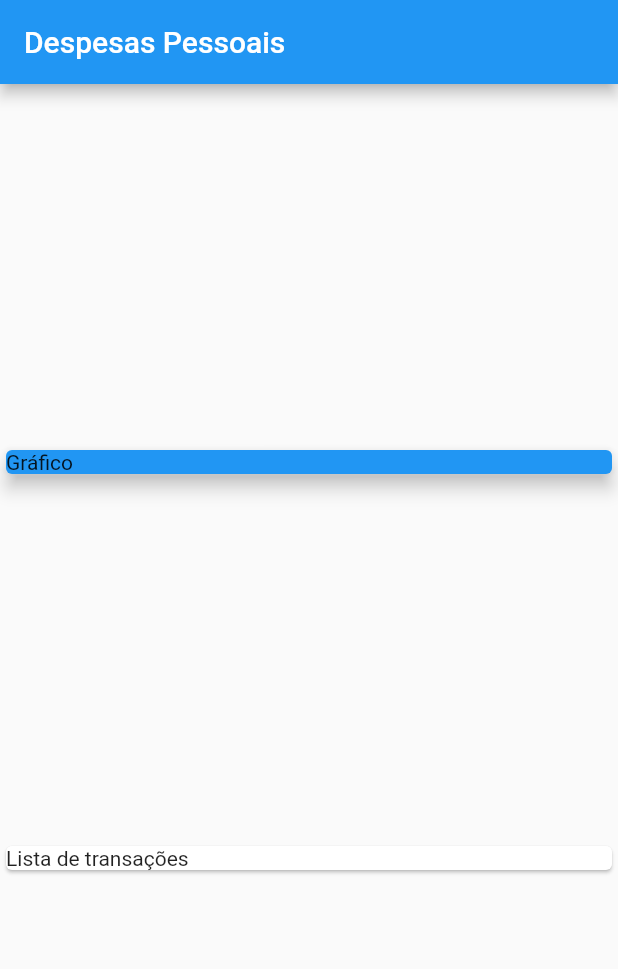
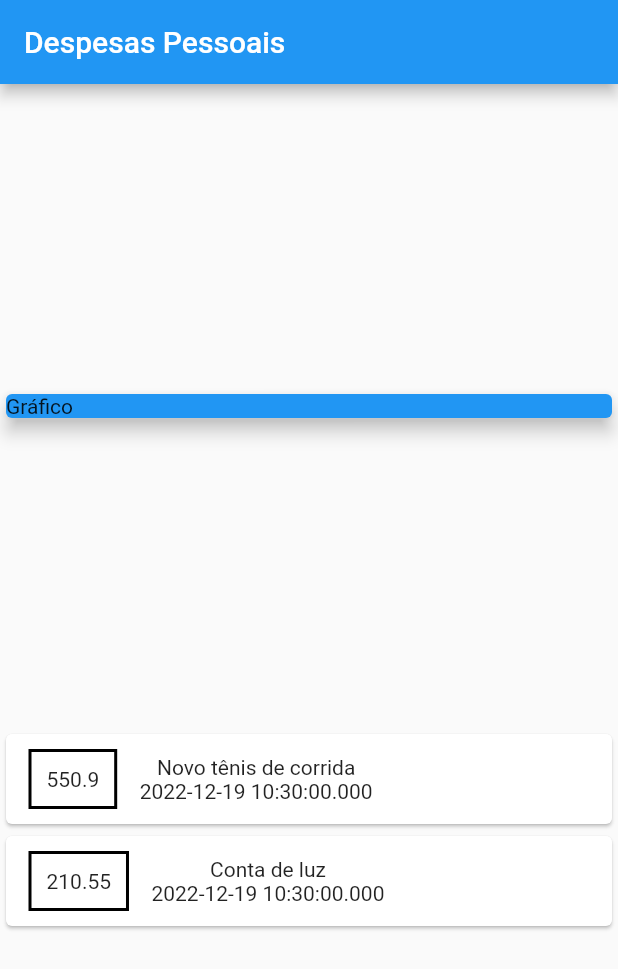
Before and after one commit to Edu551/projetos_flutter, a Flutter app: the screen it shows after launch, on a phone screen of 412 x 824 dp. Shown: the top 969 px of the screen. Run offline on Flutter 3.47's test engine with Material 2 defaults, Android fonts, the phone set to English and light mode, and no system bars.

Commit message:
Ajustes lista de itens

```diff
--- a/expenses/lib/main.dart
+++ b/expenses/lib/main.dart
@@ -47,14 +47,46 @@ class MyHomePage extends StatelessWidget {
           Container(
             child: Card(
               color: Colors.blue,
+              elevation: 5,
               child: Text('Gráfico'),
-                elevation: 5,
             ),
           ),
-            Card(
-              child: Text('Lista de transações'),
+          Column(
+            children: _transactions.map((tr) {
+              return Card(
+                child: Row(
+                  children: <Widget>[
+                    Container(
+                      margin: EdgeInsets.symmetric(
+                        horizontal: 15,
+                        vertical: 10,
+                      ),
+                      decoration: BoxDecoration(
+                        border: Border.all(
+                          color: Colors.black,
+                          width: 2,
+                        ),
+                      ),
+                      padding: EdgeInsets.all(10),
+                      child: Text(
+                        tr.value.toString(),
+                      ),
+                    ),
+                    Column(
+                      children: <Widget>[
+                        Text(tr.title),
+                        Text(
+                          tr.date.toString(),
+                        ),
+                      ],
+                    ),
+                  ],
+                ),
+              );
+            }).toList(),
           )
-          ]),
+        ],
+      ),
     );
   }
 }
```
Lines whose indentation alone changed are shown as unchanged.
